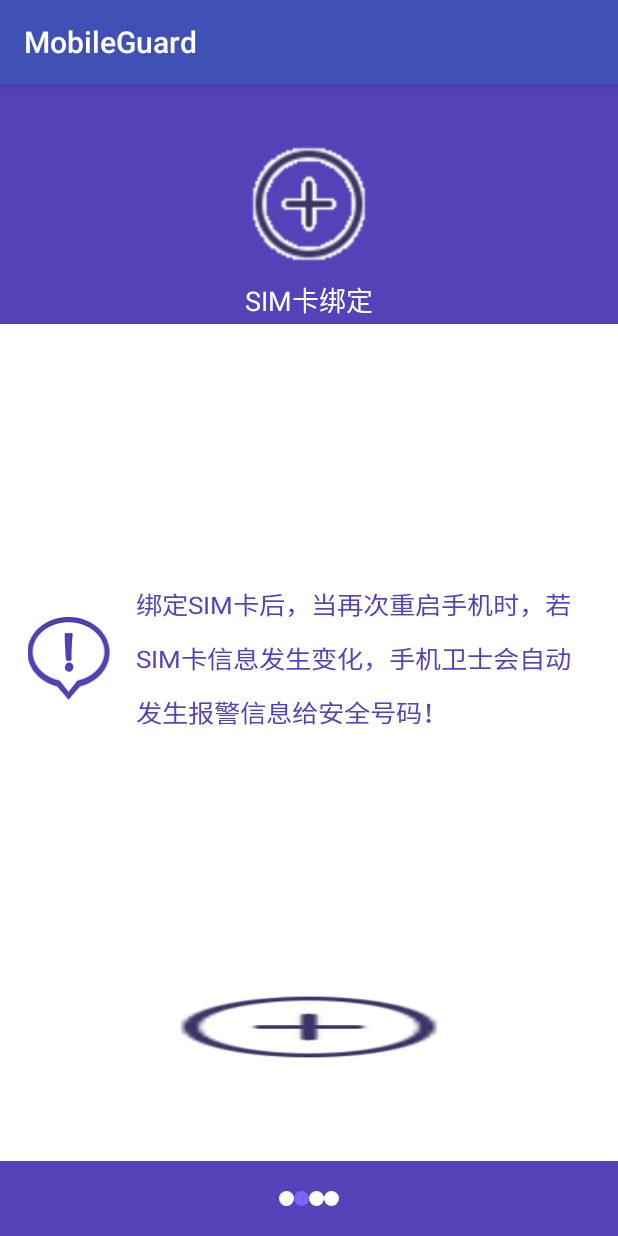
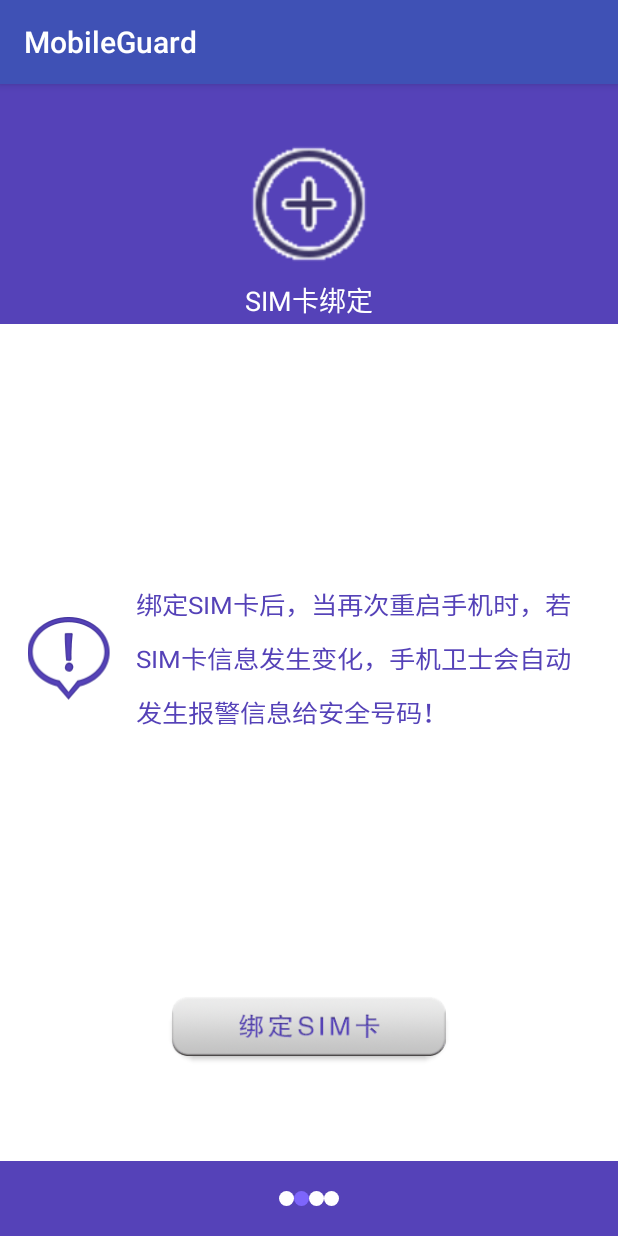
Before and after one commit to think-mu/MobileGuard, an Android app: the Setup2Activity screen opened directly, with no data from a screen before it, on a phone screen of 412 x 824 dp. Run offline under Robolectric (Android 15) with nearby library versions, the phone set to English and light mode, and no system bars.

Commit message:
修改调试完成图片

```diff
--- a/app/src/main/res/drawable/sim_bind_selector.xml
+++ b/app/src/main/res/drawable/sim_bind_selector.xml
@@ -1,8 +1,8 @@
 <?xml version="1.0" encoding="utf-8"?>
 <selector xmlns:android="http://schemas.android.com/apk/res/android">
 
-    <item android:drawable="@drawable/add" android:state_pressed="true"/>
-    <item android:drawable="@drawable/add" android:state_enabled="false"/>
-    <item android:drawable="@drawable/add"/>
+    <item android:drawable="@drawable/sim_bind_p" android:state_pressed="true"/>
+    <item android:drawable="@drawable/sim_bind_e" android:state_enabled="false"/>
+    <item android:drawable="@drawable/sim_bind_n"/>
 
 </selector>
```
Also changed, not shown: app/src/main/res/drawable/sim_bind_e.9.png (added), app/src/main/res/drawable/sim_bind_n.9.png (added), app/src/main/res/drawable/sim_bind_p.9.png (added).
